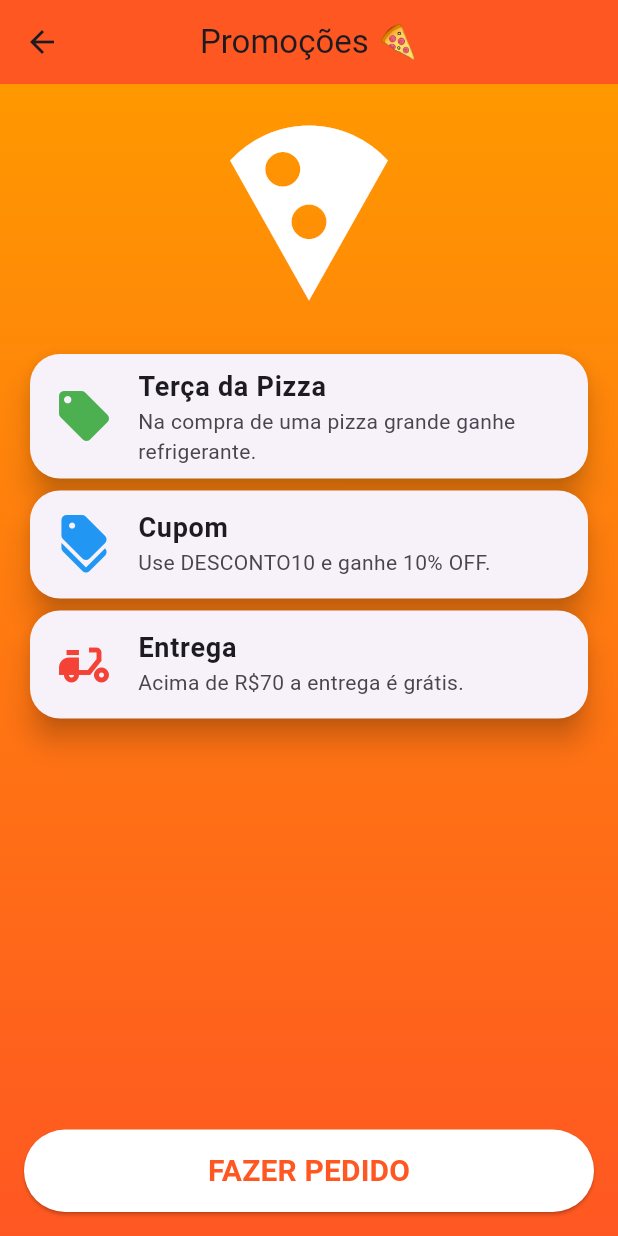
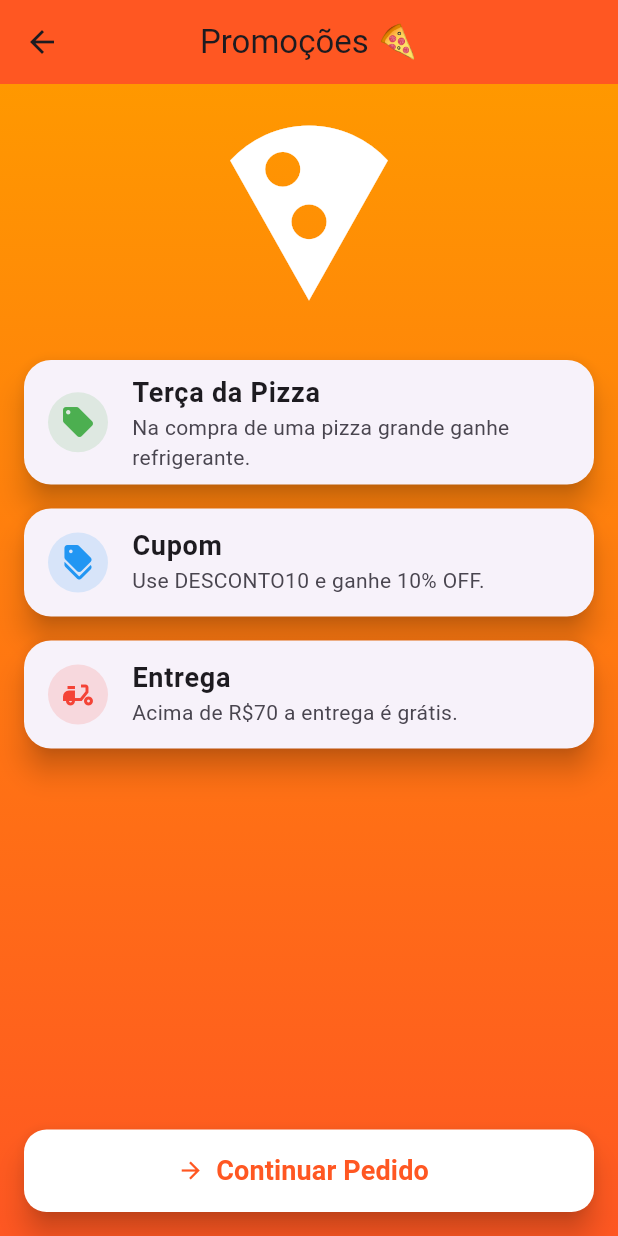
Before and after one commit to Eduardo-Henz/segundaAvaliacao, a Flutter app: the PromocoesPage screen opened directly, on a phone screen of 412 x 824 dp. Run offline on Flutter 3.47's test engine with Material 3 defaults, Android fonts, the phone set to English and light mode, and no system bars.

Commit message:
Sexto commit
retoques finais

```diff
--- /dev/null
+++ b/segundaavaliacao/lib/card_promocoes.dart
@@ -0,0 +1,44 @@
+import 'package:flutter/material.dart';
+
+class CardPromocao extends StatelessWidget {
+  final String titulo;
+  final String descricao;
+  final IconData icone;
+  final Color cor;
+
+  const CardPromocao({
+    super.key,
+    required this.titulo,
+    required this.descricao,
+    required this.icone,
+    required this.cor,
+  });
+
+  @override
+  Widget build(BuildContext context) {
+    return Card(
+      elevation: 8,
+      margin: const EdgeInsets.symmetric(vertical: 8),
+      shape: RoundedRectangleBorder(
+        borderRadius: BorderRadius.circular(18),
+      ),
+      child: ListTile(
+        leading: CircleAvatar(
+          backgroundColor: cor.withOpacity(0.15),
+          child: Icon(
+            icone,
+            color: cor,
+          ),
+        ),
+        title: Text(
+          titulo,
+          style: const TextStyle(
+            fontWeight: FontWeight.bold,
+            fontSize: 18,
+          ),
+        ),
+        subtitle: Text(descricao),
+      ),
+    );
+  }
+}
--- a/segundaavaliacao/lib/promocoes.dart
+++ b/segundaavaliacao/lib/promocoes.dart
@@ -1,33 +1,9 @@
 import 'package:flutter/material.dart';
 import 'main.dart';
+import 'card_promocoes.dart';
 
 class PromocoesPage extends StatelessWidget {
   const PromocoesPage({super.key});
-
-  Widget cardPromocao(
-      String titulo, String descricao, IconData icone, Color cor) {
-    return Card(
-      elevation: 8,
-      shape: RoundedRectangleBorder(
-        borderRadius: BorderRadius.circular(20),
-      ),
-      child: ListTile(
-        leading: Icon(
-          icone,
-          color: cor,
-          size: 40,
-        ),
-        title: Text(
-          titulo,
-          style: const TextStyle(
-            fontWeight: FontWeight.bold,
-            fontSize: 18,
-          ),
-        ),
-        subtitle: Text(descricao),
-      ),
-    );
-  }
 
   @override
   Widget build(BuildContext context) {
@@ -55,7 +31,7 @@ class PromocoesPage extends StatelessWidget {
 
               Hero(
                 tag: "pizzaHero",
-                child: Icon(
+                child: const Icon(
                   Icons.local_pizza,
                   size: 140,
                   color: Colors.white,
@@ -64,25 +40,25 @@ class PromocoesPage extends StatelessWidget {
 
               const SizedBox(height: 20),
 
-              cardPromocao(
-                "Terça da Pizza",
-                "Na compra de uma pizza grande ganhe refrigerante.",
-                Icons.local_offer,
-                Colors.green,
+              const CardPromocao(
+                titulo: "Terça da Pizza",
+                descricao: "Na compra de uma pizza grande ganhe refrigerante.",
+                icone: Icons.local_offer,
+                cor: Colors.green,
               ),
 
-              cardPromocao(
-                "Cupom",
-                "Use DESCONTO10 e ganhe 10% OFF.",
-                Icons.discount,
-                Colors.blue,
+              const CardPromocao(
+                titulo: "Cupom",
+                descricao: "Use DESCONTO10 e ganhe 10% OFF.",
+                icone: Icons.discount,
+                cor: Colors.blue,
               ),
 
-              cardPromocao(
-                "Entrega",
-                "Acima de R\$70 a entrega é grátis.",
-                Icons.delivery_dining,
-                Colors.red,
+              const CardPromocao(
+                titulo: "Entrega",
+                descricao: "Acima de R\$70 a entrega é grátis.",
+                icone: Icons.delivery_dining,
+                cor: Colors.red,
               ),
 
               const Spacer(),
@@ -90,10 +66,22 @@ class PromocoesPage extends StatelessWidget {
               SizedBox(
                 width: double.infinity,
                 height: 55,
-                child: ElevatedButton(
+                child: ElevatedButton.icon(
                   style: ElevatedButton.styleFrom(
                     backgroundColor: Colors.white,
                     foregroundColor: Colors.deepOrange,
+                    elevation: 8,
+                    shape: RoundedRectangleBorder(
+                      borderRadius: BorderRadius.circular(15),
+                    ),
+                  ),
+                  icon: const Icon(Icons.arrow_forward),
+                  label: const Text(
+                    "Continuar Pedido",
+                    style: TextStyle(
+                      fontSize: 18,
+                      fontWeight: FontWeight.bold,
+                    ),
                   ),
                   onPressed: () {
                     Navigator.push(
@@ -103,15 +91,8 @@ class PromocoesPage extends StatelessWidget {
                       ),
                     );
                   },
-                  child: const Text(
-                    "FAZER PEDIDO",
-                    style: TextStyle(
-                      fontSize: 20,
-                      fontWeight: FontWeight.bold,
-                    ),
-                  ),
                 ),
-              )
+              ),
             ],
           ),
         ),
```
Also changed, not shown: segundaavaliacao/lib/acompanhamento.dart (added, +145 -0 lines), segundaavaliacao/lib/resumo_pag.dart (+7 -1 lines).
